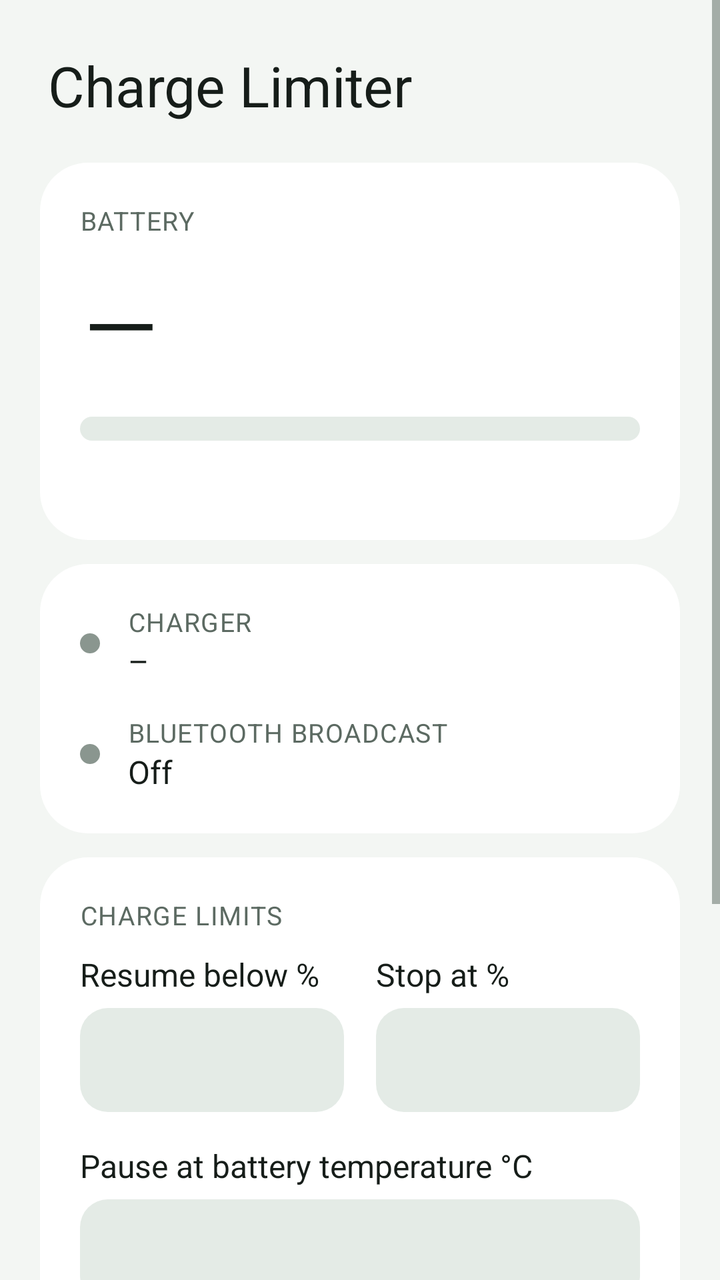
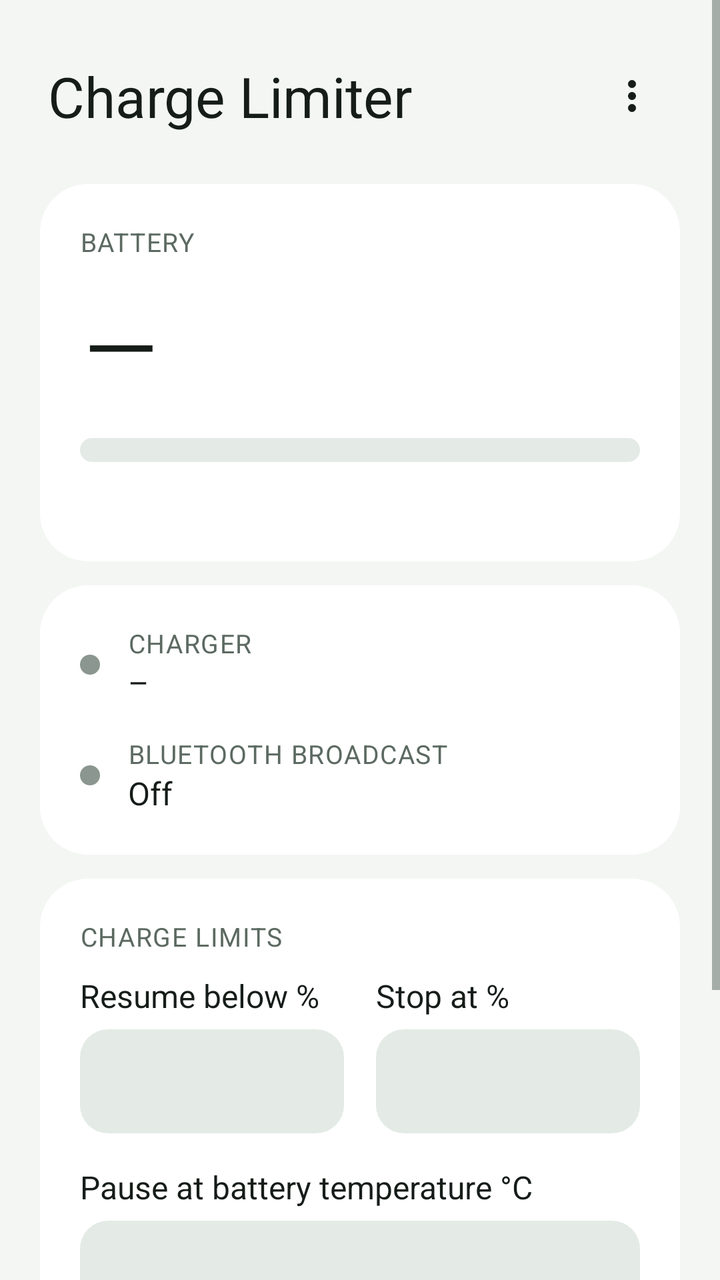

Screens rendered from an Android XML layout before and after an edit, with the pre-edit source and the edit as a unified diff.
<!-- AndroidManifest.xml: application theme Theme.App -->
<!-- res/layout/main.xml -->
<?xml version="1.0" encoding="utf-8"?>
<FrameLayout xmlns:android="http://schemas.android.com/apk/res/android"
    android:layout_width="match_parent"
    android:layout_height="match_parent"
    android:fitsSystemWindows="true">

    <ScrollView
        android:layout_width="match_parent"
        android:layout_height="match_parent"
        android:fillViewport="true">

        <LinearLayout
            android:layout_width="match_parent"
            android:layout_height="wrap_content"
            android:orientation="vertical"
            android:paddingStart="20dp"
            android:paddingTop="24dp"
            android:paddingEnd="20dp"
            android:paddingBottom="24dp">

            <TextView
                android:layout_width="wrap_content"
                android:layout_height="wrap_content"
                android:layout_marginStart="4dp"
                android:layout_marginBottom="20dp"
                android:text="@string/app_name"
                android:textColor="@color/on_surface"
                android:textSize="28sp" />

            <LinearLayout style="@style/Card">

                <TextView
                    style="@style/Label"
                    android:layout_width="wrap_content"
                    android:layout_height="wrap_content"
                    android:text="@string/label_battery" />

                <TextView
                    android:id="@+id/battery"
                    android:layout_width="wrap_content"
                    android:layout_height="wrap_content"
                    android:fontFamily="sans-serif-light"
                    android:text="@string/unknown"
                    android:textColor="@color/on_surface"
                    android:textSize="64sp" />

                <ProgressBar
                    android:id="@+id/levelBar"
                    style="@android:style/Widget.ProgressBar.Horizontal"
                    android:layout_width="match_parent"
                    android:layout_height="12dp"
                    android:layout_marginTop="4dp"
                    android:max="100"
                    android:progressDrawable="@drawable/level_bar" />

                <TextView
                    android:id="@+id/batteryDetail"
                    style="@style/Label"
                    android:layout_width="wrap_content"
                    android:layout_height="wrap_content"
                    android:layout_marginTop="12dp" />
            </LinearLayout>

            <LinearLayout style="@style/Card">

                <LinearLayout
                    android:layout_width="match_parent"
                    android:layout_height="wrap_content"
                    android:gravity="center_vertical"
                    android:orientation="horizontal">

                    <View
                        android:id="@+id/wantedDot"
                        android:layout_width="10dp"
                        android:layout_height="10dp"
                        android:layout_marginEnd="14dp"
                        android:background="@drawable/dot" />

                    <LinearLayout
                        android:layout_width="0dp"
                        android:layout_height="wrap_content"
                        android:layout_weight="1"
                        android:orientation="vertical">

                        <TextView
                            style="@style/Label"
                            android:layout_width="wrap_content"
                            android:layout_height="wrap_content"
                            android:text="@string/label_charger" />

                        <TextView
                            android:id="@+id/wanted"
                            style="@style/Value"
                            android:layout_width="wrap_content"
                            android:layout_height="wrap_content"
                            android:text="@string/unknown" />
                    </LinearLayout>
                </LinearLayout>

                <LinearLayout
                    android:layout_width="match_parent"
                    android:layout_height="wrap_content"
                    android:layout_marginTop="16dp"
                    android:gravity="center_vertical"
                    android:orientation="horizontal">

                    <View
                        android:id="@+id/broadcastDot"
                        android:layout_width="10dp"
                        android:layout_height="10dp"
                        android:layout_marginEnd="14dp"
                        android:background="@drawable/dot" />

                    <LinearLayout
                        android:layout_width="0dp"
                        android:layout_height="wrap_content"
                        android:layout_weight="1"
                        android:orientation="vertical">

                        <TextView
                            style="@style/Label"
                            android:layout_width="wrap_content"
                            android:layout_height="wrap_content"
                            android:text="@string/label_broadcast" />

                        <TextView
                            android:id="@+id/broadcasting"
                            style="@style/Value"
                            android:layout_width="wrap_content"
                            android:layout_height="wrap_content"
                            android:text="@string/broadcast_off" />
                    </LinearLayout>
                </LinearLayout>
            </LinearLayout>

            <LinearLayout style="@style/Card">

                <TextView
                    style="@style/Label"
                    android:layout_width="wrap_content"
                    android:layout_height="wrap_content"
                    android:layout_marginBottom="10dp"
                    android:text="@string/label_limits" />

                <LinearLayout
                    android:layout_width="match_parent"
                    android:layout_height="wrap_content"
                    android:baselineAligned="false"
                    android:orientation="horizontal">

                    <LinearLayout
                        android:layout_width="0dp"
                        android:layout_height="wrap_content"
                        android:layout_marginEnd="8dp"
                        android:layout_weight="1"
                        android:orientation="vertical">

                        <TextView
                            style="@style/Value"
                            android:layout_width="wrap_content"
                            android:layout_height="wrap_content"
                            android:labelFor="@+id/low"
                            android:text="@string/resume_below" />

                        <EditText
                            android:id="@+id/low"
                            style="@style/LimitField" />
                    </LinearLayout>

                    <LinearLayout
                        android:layout_width="0dp"
                        android:layout_height="wrap_content"
                        android:layout_marginStart="8dp"
                        android:layout_weight="1"
                        android:orientation="vertical">

                        <TextView
                            style="@style/Value"
                            android:layout_width="wrap_content"
                            android:layout_height="wrap_content"
                            android:labelFor="@+id/high"
                            android:text="@string/stop_at" />

                        <EditText
                            android:id="@+id/high"
                            style="@style/LimitField" />
                    </LinearLayout>
                </LinearLayout>

                <TextView
                    style="@style/Value"
                    android:layout_width="wrap_content"
                    android:layout_height="wrap_content"
                    android:layout_marginTop="16dp"
                    android:labelFor="@+id/hot"
                    android:text="@string/pause_at" />

                <EditText
                    android:id="@+id/hot"
                    style="@style/LimitField"
                    android:maxLength="2" />

                <TextView
                    style="@style/Label"
                    android:layout_width="wrap_content"
                    android:layout_height="wrap_content"
                    android:layout_marginTop="12dp"
                    android:text="@string/heat_note" />
            </LinearLayout>

            <Button
                android:id="@+id/toggle"
                android:layout_width="match_parent"
                android:layout_height="56dp"
                android:layout_marginTop="8dp"
                android:background="@drawable/button_primary"
                android:stateListAnimator="@null"
                android:text="@string/start"
                android:textAllCaps="false"
                android:textColor="@color/on_accent"
                android:textSize="17sp" />

            <TextView
                android:id="@+id/version"
                style="@style/Label"
                android:layout_width="match_parent"
                android:layout_height="wrap_content"
                android:layout_marginTop="24dp"
                android:gravity="center" />

            <Button
                android:id="@+id/update"
                style="?android:attr/borderlessButtonStyle"
                android:layout_width="match_parent"
                android:layout_height="wrap_content"
                android:text="@string/update_check"
                android:textAllCaps="false"
                android:textColor="@color/accent"
                android:textSize="15sp" />
        </LinearLayout>
    </ScrollView>
</FrameLayout>
<!-- resources referenced by this layout -->
<resources>
  <color name="accent">#2F6B55</color>
  <color name="on_accent">#FFFFFF</color>
  <color name="on_surface">#161D19</color>
  <!-- drawable button_primary (drawable) -->
  <?xml version="1.0" encoding="utf-8"?>
  <ripple xmlns:android="http://schemas.android.com/apk/res/android" android:color="#33FFFFFF">
      <item>
          <shape android:shape="rectangle">
              <solid android:color="@color/accent" />
              <corners android:radius="28dp" />
          </shape>
      </item>
  </ripple>
  <!-- drawable dot (drawable) -->
  <?xml version="1.0" encoding="utf-8"?>
  <shape xmlns:android="http://schemas.android.com/apk/res/android" android:shape="oval">
      <solid android:color="@color/status_off" />
  </shape>
  <string name="app_name">Charge Limiter</string>
  <string name="broadcast_off">Off</string>
  <string name="heat_note">Charging starts again when the battery is 3 °C cooler.</string>
  <string name="label_battery">BATTERY</string>
  <string name="label_broadcast">BLUETOOTH BROADCAST</string>
  <string name="label_charger">CHARGER</string>
  <string name="label_limits">CHARGE LIMITS</string>
  <string name="pause_at">Pause at battery temperature °C</string>
  <string name="resume_below">Resume below %</string>
  <string name="start">Start</string>
  <string name="stop_at">Stop at %</string>
  <string name="unknown">–</string>
  <string name="update_check">Check for updates</string>
  <style name="Label">
          <item name="android:textSize">13sp</item>
          <item name="android:textColor">@color/on_surface_muted</item>
          <item name="android:letterSpacing">0.04</item>
      </style>
  <style name="Value">
          <item name="android:textSize">16sp</item>
          <item name="android:textColor">@color/on_surface</item>
      </style>
  <color name="status_off">#8A968F</color>
  <color name="surface_variant">#E4EBE6</color>
  <!-- drawable card (drawable) -->
  <?xml version="1.0" encoding="utf-8"?>
  <shape xmlns:android="http://schemas.android.com/apk/res/android" android:shape="rectangle">
      <solid android:color="@color/surface" />
      <corners android:radius="24dp" />
  </shape>
  <color name="on_surface_muted">#5C6A62</color>
  <!-- drawable field (drawable) -->
  <?xml version="1.0" encoding="utf-8"?>
  <shape xmlns:android="http://schemas.android.com/apk/res/android" android:shape="rectangle">
      <solid android:color="@color/surface_variant" />
      <corners android:radius="14dp" />
  </shape>
  <color name="background">#F3F6F3</color>
  <color name="surface">#FFFFFF</color>
  <!-- unchanged entries left out for length: 4 -->
</resources>

<!-- the commit's change to res/layout/main.xml (unified diff, before → after) -->
@@ -18,14 +18,42 @@
             android:paddingEnd="20dp"
             android:paddingBottom="24dp">
 
-            <TextView
-                android:layout_width="wrap_content"
+            <LinearLayout
+                android:layout_width="match_parent"
                 android:layout_height="wrap_content"
-                android:layout_marginStart="4dp"
                 android:layout_marginBottom="20dp"
-                android:text="@string/app_name"
-                android:textColor="@color/on_surface"
-                android:textSize="28sp" />
+                android:gravity="center_vertical"
+                android:orientation="horizontal">
+
+                <TextView
+                    android:layout_width="0dp"
+                    android:layout_height="wrap_content"
+                    android:layout_marginStart="4dp"
+                    android:layout_weight="1"
+                    android:text="@string/app_name"
+                    android:textColor="@color/on_surface"
+                    android:textSize="28sp" />
+
+                <ImageButton
+                    android:id="@+id/menu"
+                    android:layout_width="48dp"
+                    android:layout_height="48dp"
+                    android:background="?android:attr/selectableItemBackgroundBorderless"
+                    android:contentDescription="@string/menu_more"
+                    android:src="@drawable/ic_more" />
+            </LinearLayout>
+
+            <Button
+                android:id="@+id/update"
+                android:layout_width="match_parent"
+                android:layout_height="48dp"
+                android:layout_marginBottom="12dp"
+                android:background="@drawable/button_primary"
+                android:stateListAnimator="@null"
+                android:textAllCaps="false"
+                android:textColor="@color/on_accent"
+                android:textSize="15sp"
+                android:visibility="gone" />
 
             <LinearLayout style="@style/Card">
 
@@ -95,6 +123,22 @@
                             android:layout_height="wrap_content"
                             android:text="@string/unknown" />
                     </LinearLayout>
+
+                    <Button
+                        android:id="@+id/stopHold"
+                        android:layout_width="wrap_content"
+                        android:layout_height="40dp"
+                        android:layout_marginStart="12dp"
+                        android:background="@drawable/button_hold"
+                        android:minWidth="0dp"
+                        android:paddingStart="16dp"
+                        android:paddingEnd="16dp"
+                        android:stateListAnimator="@null"
+                        android:text="@string/hold_to_stop"
+                        android:textAllCaps="false"
+                        android:textColor="@color/on_surface"
+                        android:textSize="14sp"
+                        android:visibility="gone" />
                 </LinearLayout>
 
                 <LinearLayout
@@ -219,24 +263,6 @@
                 android:textAllCaps="false"
                 android:textColor="@color/on_accent"
                 android:textSize="17sp" />
-
-            <TextView
-                android:id="@+id/version"
-                style="@style/Label"
-                android:layout_width="match_parent"
-                android:layout_height="wrap_content"
-                android:layout_marginTop="24dp"
-                android:gravity="center" />
-
-            <Button
-                android:id="@+id/update"
-                style="?android:attr/borderlessButtonStyle"
-                android:layout_width="match_parent"
-                android:layout_height="wrap_content"
-                android:text="@string/update_check"
-                android:textAllCaps="false"
-                android:textColor="@color/accent"
-                android:textSize="15sp" />
         </LinearLayout>
     </ScrollView>
 </FrameLayout>
<!-- resource entries referenced after the edit -->
@@ -3,6 +3,24 @@
   <color name="accent">#2F6B55</color>
   <color name="on_accent">#FFFFFF</color>
   <color name="on_surface">#161D19</color>
+  <!-- drawable button_hold (drawable) -->
+  <?xml version="1.0" encoding="utf-8"?>
+  <layer-list xmlns:android="http://schemas.android.com/apk/res/android">
+      <item>
+          <shape android:shape="rectangle">
+              <solid android:color="@color/surface_variant" />
+              <corners android:radius="20dp" />
+          </shape>
+      </item>
+      <item android:id="@+id/fill">
+          <clip android:gravity="start">
+              <shape android:shape="rectangle">
+                  <solid android:color="@color/status_warn" />
+                  <corners android:radius="20dp" />
+              </shape>
+          </clip>
+      </item>
+  </layer-list>
   <!-- drawable button_primary (drawable) -->
   <?xml version="1.0" encoding="utf-8"?>
   <ripple xmlns:android="http://schemas.android.com/apk/res/android" android:color="#33FFFFFF">
@@ -18,19 +36,32 @@
   <shape xmlns:android="http://schemas.android.com/apk/res/android" android:shape="oval">
       <solid android:color="@color/status_off" />
   </shape>
+  <!-- drawable ic_more (drawable) -->
+  <?xml version="1.0" encoding="utf-8"?>
+  <vector xmlns:android="http://schemas.android.com/apk/res/android"
+      android:width="24dp"
+      android:height="24dp"
+      android:viewportWidth="24"
+      android:viewportHeight="24"
+      android:tint="@color/on_surface">
+      <path
+          android:fillColor="#FFFFFFFF"
+          android:pathData="M12,8a2,2 0,1 0,0 -4a2,2 0,0 0,0 4zM12,14a2,2 0,1 0,0 -4a2,2 0,0 0,0 4zM12,20a2,2 0,1 0,0 -4a2,2 0,0 0,0 4z" />
+  </vector>
   <string name="app_name">Charge Limiter</string>
   <string name="broadcast_off">Off</string>
   <string name="heat_note">Charging starts again when the battery is 3 °C cooler.</string>
+  <string name="hold_to_stop">Hold to stop</string>
   <string name="label_battery">BATTERY</string>
   <string name="label_broadcast">BLUETOOTH BROADCAST</string>
   <string name="label_charger">CHARGER</string>
   <string name="label_limits">CHARGE LIMITS</string>
+  <string name="menu_more">More</string>
   <string name="pause_at">Pause at battery temperature °C</string>
   <string name="resume_below">Resume below %</string>
   <string name="start">Start</string>
   <string name="stop_at">Stop at %</string>
   <string name="unknown">–</string>
-  <string name="update_check">Check for updates</string>
   <style name="Label">
           <item name="android:textSize">13sp</item>
           <item name="android:textColor">@color/on_surface_muted</item>
@@ -42,6 +73,7 @@
       </style>
   <color name="status_off">#8A968F</color>
   <color name="surface_variant">#E4EBE6</color>
+  <color name="status_warn">#C9652B</color>
   <!-- drawable card (drawable) -->
   <?xml version="1.0" encoding="utf-8"?>
   <shape xmlns:android="http://schemas.android.com/apk/res/android" android:shape="rectangle">
